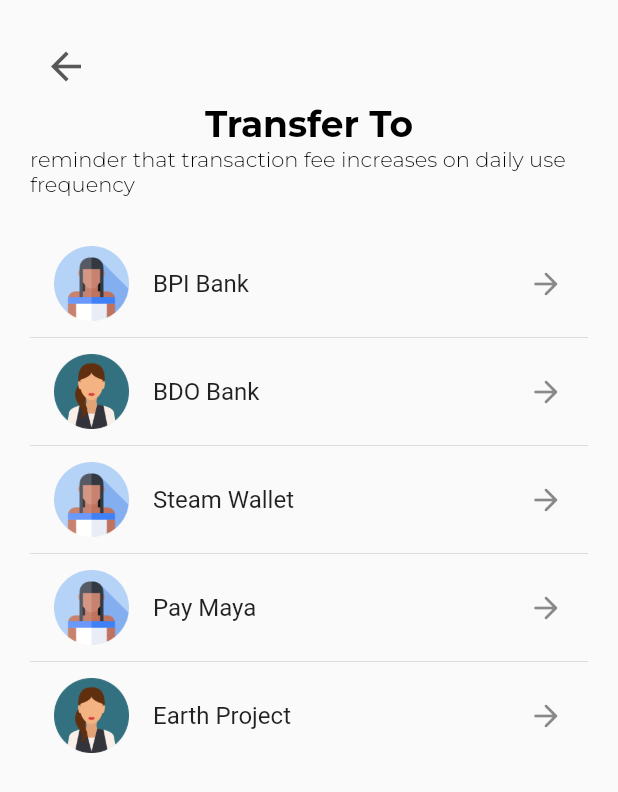
After one commit to marcelee0713/UPay, a Flutter app: the TransferTo screen opened by its route, on a phone screen of 412 x 824 dp. The commit adds this screen. Shown: the top 792 px of the screen. Run offline on Flutter 3.47's test engine with Material 2 defaults, Android fonts, the light colour scheme and no system bars; our stand-ins replace cloud_firestore, firebase_auth, firebase_core, firebase_database, flutter_animate, hive and 3 more; missing offline and left inert: indexed; accounts and stored records are empty; project files that could hold a hidden picture were left out.

Commit message:
Transfer Page

```diff
--- a/lib/main.dart
+++ b/lib/main.dart
@@ -9,6 +9,7 @@
 import 'package:citefest/pages/registration_page.dart';
 import 'package:citefest/pages/start_page.dart';
 import 'package:citefest/pages/testpage.dart';
+import 'package:citefest/pages/transfer_to_page.dart';
 import 'package:citefest/utils/index_provider.dart';
 import 'package:firebase_core/firebase_core.dart';
 import 'package:flutter/material.dart';
@@ -61,6 +62,8 @@
         "/": (context) => const PageHandler(),
         "/receipt_page": (context) =>
             const ReceiptPage(), // Possibly make a necessary properties for this page.
+        "/transfer_to_page": (context) =>
+            const TransferTo(),
         "/testpage": (context) => const TestPage(),
       },
     );
--- /dev/null
+++ b/lib/pages/transfer_to_page.dart
@@ -0,0 +1,140 @@
+import 'package:citefest/widgets/universal/auth/arrow_back.dart';
+import 'package:citefest/widgets/universal/auth/auth_info.dart';
+import 'package:flutter/material.dart';
+
+class TransferTo extends StatefulWidget {
+  const TransferTo({Key? key}) : super(key: key);
+
+  @override
+  State<TransferTo> createState() => _TransferToState();
+}
+
+class _TransferToState extends State<TransferTo> {
+  List<Map<String, dynamic>> organizations = [
+    {'name': 'BPI Bank', 'logo': 'assets/images/icons/person1.png'},
+    {'name': 'BDO Bank', 'logo': 'assets/images/icons/user.png'},
+    {'name': 'Steam Wallet', 'logo': 'assets/images/icons/person1.png'},
+    {'name': 'Pay Maya', 'logo': 'assets/images/icons/person1.png'},
+    {'name': 'Earth Project', 'logo': 'assets/images/icons/user.png'},
+    // Add more banks as needed
+  ];
+
+  @override
+  Widget build(BuildContext context) {
+    return Scaffold(
+      body: Container(
+        padding: const EdgeInsets.fromLTRB(20, 0, 20, 0),
+        child: ListView(
+          physics: const BouncingScrollPhysics(),
+          shrinkWrap: true,
+          children: [
+            const SizedBox(height: 20),
+            ArrowBack(onTap: () => Navigator.pop(context)),
+            const AuthInfo(
+              headText: "Transfer To",
+              subText: "reminder that transaction fee increases on daily use frequency",
+            ),
+            const SizedBox(height: 30),
+            ListView.separated(
+              shrinkWrap: true,
+              physics: const BouncingScrollPhysics(),
+              itemCount: organizations.length,
+              separatorBuilder: (context, index) => const Divider(), // Add Divider
+              itemBuilder: (context, index) {
+                return ListTile(
+                  leading: Image.asset(
+                    organizations[index]['logo'],
+                    width: 50,
+                    height: 50,
+                  ),
+                  title: Text(organizations[index]['name']),
+                  trailing: const Icon(Icons.arrow_forward_rounded),
+                  onTap: () {
+                    // Navigate to the transaction page for the selected organization
+                    Navigator.push(
+                      context,
+                      MaterialPageRoute(
+                        builder: (context) => TransactionPage(
+                          organization: Organization(
+                            name: organizations[index]['name'],
+                            logo: organizations[index]['logo'],
+                          ),
+                        ),
+                      ),
+                    );
+                  },
+                );
+              },
+            ),
+          ],
+        ),
+      ),
+    );
+  }
+}
+
+class Organization {
+  final String name;
+  final String logo;
+
+  Organization({required this.name, required this.logo});
+}
+
+class TransactionPage extends StatelessWidget {
+  final Organization organization;
+
+  const TransactionPage({Key? key, required this.organization}) : super(key: key);
+
+  @override
+  Widget build(BuildContext context) {
+    return Scaffold(
+      body: Container(
+        padding: const EdgeInsets.fromLTRB(20, 0, 20, 0),
+        child: Column(
+          crossAxisAlignment: CrossAxisAlignment.center,
+          children: [
+            const SizedBox(height: 20),
+            ArrowBack(onTap: () => Navigator.pop(context)),
+            const AuthInfo(
+              headText: "Transfer Money",
+              subText: "",
+            ),
+            const SizedBox(height: 30),
+            _buildFormField(title: 'Account Name', hintText: 'Enter Account Name'),
+            _buildFormField(title: 'Account Number', hintText: 'Enter Account Number'),
+            _buildFormField(title: 'Amount', hintText: 'Enter Amount (Must have no cents)'),
+            _buildFormField(title: 'Notes (Optional)', hintText: 'Enter message'),
+            const SizedBox(height: 20),
+            const Text(' A P10 transaction fee will be charged for this transaction*', style: TextStyle(fontSize: 14, fontWeight: FontWeight.normal)),
+            const SizedBox(height: 10),
+            // Add any additional widgets or information here
+            const SizedBox(height: 20),
+            ElevatedButton(
+              onPressed: () {
+                // Add your confirmation logic here
+              },
+              child: const Text('Confirm'),
+            ),
+          ],
+        ),
+      ),
+    );
+  }
+
+  Widget _buildFormField({required String title, required String hintText}) {
+    return Column(
+      crossAxisAlignment: CrossAxisAlignment.start,
+      children: [
+        Text(title, style: const TextStyle(fontSize: 18, fontWeight: FontWeight.bold)),
+        const SizedBox(height: 8),
+        TextFormField(
+          decoration: InputDecoration(
+            hintText: hintText,
+            border: const OutlineInputBorder(),
+          ),
+        ),
+        const SizedBox(height: 20),
+      ],
+    );
+  }
+}
--- a/lib/widgets/landing/landing_button.dart
+++ b/lib/widgets/landing/landing_button.dart
@@ -18,6 +18,8 @@
   @override
   Widget build(BuildContext context) {
     return Expanded(
+      child: GestureDetector(
+        onTap: onTap,
         child: Container(
           height: 50,
           padding: const EdgeInsets.symmetric(vertical: 5, horizontal: 12),
@@ -59,6 +61,7 @@
             ],
           ),
         ),
+      ),
     );
   }
 }
```
Also changed, not shown: lib/pages/landing_page.dart (+7 -2 lines). Lines whose indentation alone changed are shown as unchanged.
